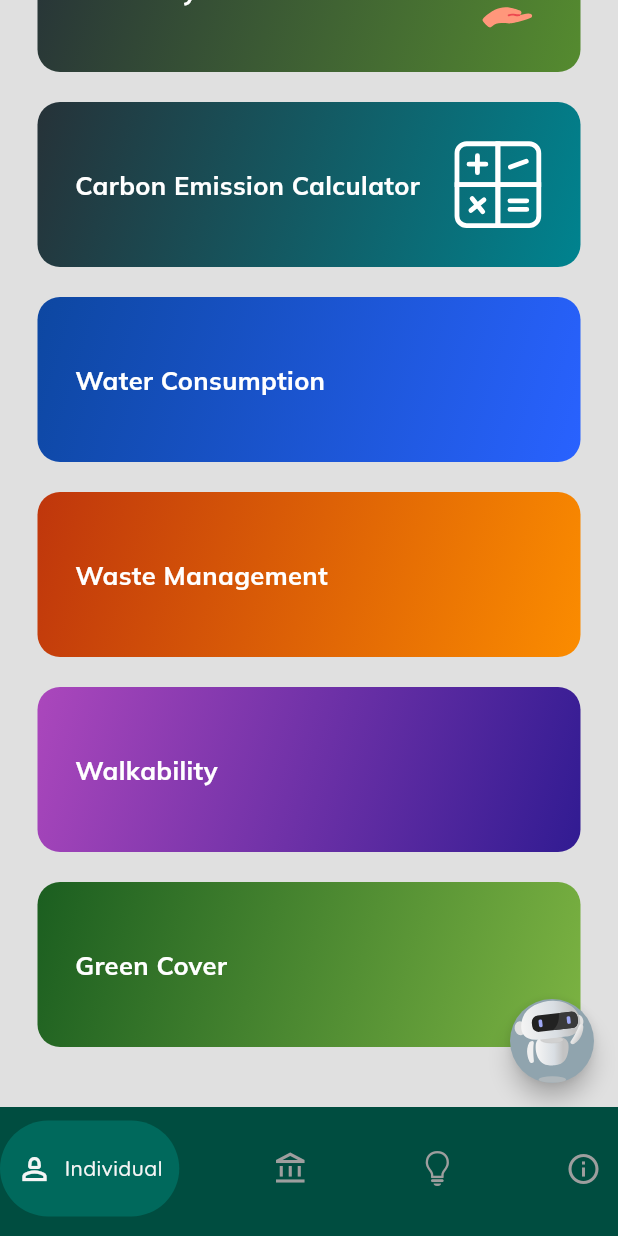
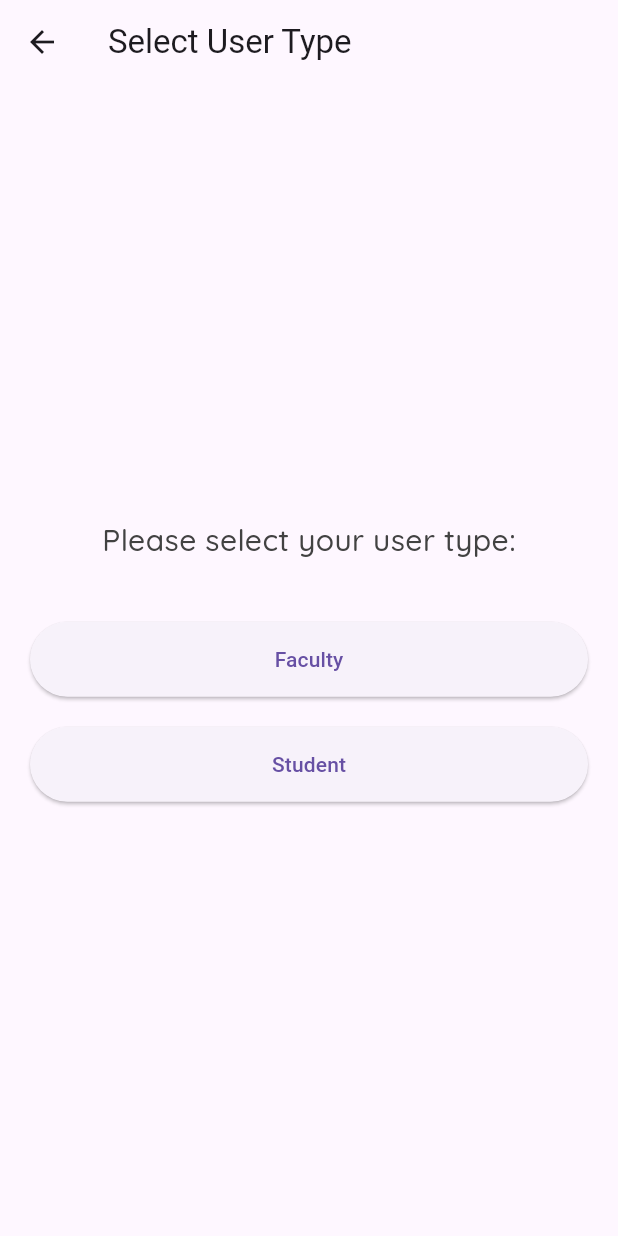
Before and after one commit to OutOfFuel16/Sustain_Upgrade, a Flutter app: the screen it shows once a user with an empty profile is signed in, scrolled down 551 dp, after a tap on "Walkability", on a phone screen of 412 x 824 dp. Run offline on Flutter 3.47's test engine with Material 3 defaults, Android fonts, the phone set to English and light mode, and no system bars; drawn by our look-alikes of google_nav_bar; our stand-ins replace animated_splash_screen, animated_text_kit, dash_chat_2, firebase_auth, firebase_core, fl_chart and 6 more; missing offline and left inert: animated_button_bar, syncfusion_flutter_maps; accounts and stored records are empty; network calls fail; project files that could hold a hidden picture were left out.

Commit message:
walkability updated

```diff
--- /dev/null
+++ b/lib/pages/select_user_type_page.dart
@@ -0,0 +1,54 @@
+import 'package:flutter/material.dart';
+import 'package:campus_carbon/pages/faculty_car_usage_page.dart';
+import 'package:campus_carbon/pages/student_car_usage_page.dart';
+
+class SelectUserTypePage extends StatelessWidget {
+  const SelectUserTypePage({Key? key}) : super(key: key);
+
+  void _navigate(BuildContext context, String userType) {
+    if (userType == "Faculty") {
+      Navigator.push(
+        context,
+        MaterialPageRoute(builder: (context) => FacultyCarUsagePage()),
+      );
+    } else {
+      Navigator.push(
+        context,
+        MaterialPageRoute(builder: (context) => StudentCarUsagePage()),
+      );
+    }
+  }
+
+  @override
+  Widget build(BuildContext context) {
+    return Scaffold(
+      appBar: AppBar(title: Text('Select User Type')),
+      body: Padding(
+        padding: const EdgeInsets.all(20.0),
+        child: Column(
+          mainAxisAlignment: MainAxisAlignment.center,
+          children: [
+            Text(
+              'Please select your user type:',
+              style: TextStyle(fontSize: 20),
+            ),
+            const SizedBox(height: 40),
+            ElevatedButton(
+              onPressed: () => _navigate(context, "Faculty"),
+              child: Text("Faculty"),
+              style: ElevatedButton.styleFrom(
+                  minimumSize: Size(double.infinity, 50)),
+            ),
+            const SizedBox(height: 20),
+            ElevatedButton(
+              onPressed: () => _navigate(context, "Student"),
+              child: Text("Student"),
+              style: ElevatedButton.styleFrom(
+                  minimumSize: Size(double.infinity, 50)),
+            ),
+          ],
+        ),
+      ),
+    );
+  }
+}
--- a/lib/pages/track_home_page.dart
+++ b/lib/pages/track_home_page.dart
@@ -7,6 +7,9 @@ import 'package:firebase_auth/firebase_auth.dart';
 import 'package:flutter/material.dart';
 import 'package:campus_carbon/pages/user_data_display.dart';
 import 'package:campus_carbon/pages/basic_calculator.dart';
+import 'package:campus_carbon/pages/skip_meal_page.dart';
+import 'package:campus_carbon/pages/select_user_type_page.dart';
+
 
 import 'package:animated_text_kit/animated_text_kit.dart';
 import 'package:google_fonts/google_fonts.dart';
@@ -257,18 +260,23 @@ class _TrackPageState extends State<TrackPage> {
                               startColor: Colors.deepOrange[900],
                               endColor: Colors.orange[600],
                               onTap: () {
-                                // TODO: Navigate to Waste Management Page
+                                Navigator.push(
+                                  context,
+                                  MaterialPageRoute(builder: (context) => SkipMealPage()),
+                                );
                               },
                               strValue: "Waste Management",
                             ),
                             const SizedBox(height: 20),
 
                           MyBigButton(
-                              // animationPath: 'lib/assets/walk.json',
                               startColor: Colors.purple[400],
                               endColor: Colors.deepPurple[900],
                               onTap: () {
-                                // TODO: Navigate to Walkability Page
+                                Navigator.push(
+                                  context,
+                                  MaterialPageRoute(builder: (context) => const SelectUserTypePage()),
+                                );
                               },
                               strValue: "Walkability",
                             ),
```
Also changed, not shown: lib/pages/faculty_car_usage_page.dart (added, +89 -0 lines), lib/pages/student_car_usage_page.dart (added, +114 -0 lines).
